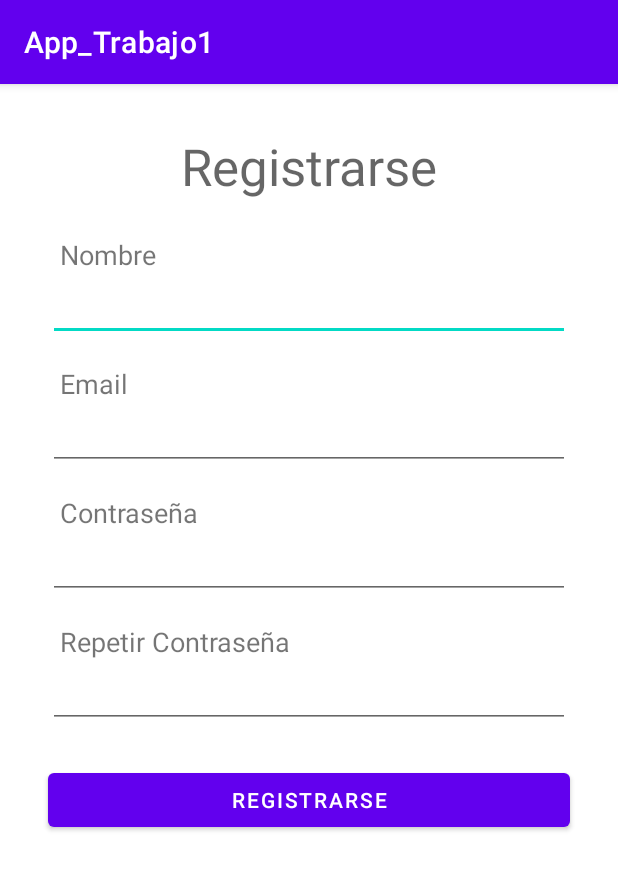
After one commit to RodrigoCapreDev/Grupo5_AplicacionesMoviles, an Android app: the RegisterActivity screen opened directly, with no data from a screen before it, on a phone screen of 412 x 824 dp. The commit adds this screen. Shown: the top 870 px of the screen. Run offline under Robolectric (Android 15) with nearby library versions, the phone set to English and light mode, and no system bars.

Commit message:
Se crean las pantallas de registrarse y principal

```diff
--- a/TP1/app/build.gradle.kts
+++ b/TP1/app/build.gradle.kts
@@ -40,6 +40,8 @@ dependencies {
     implementation(libs.androidx.core.ktx)
     implementation(libs.androidx.appcompat)
     implementation(libs.material)
+    implementation(libs.androidx.activity)
+    implementation(libs.androidx.constraintlayout)
     testImplementation(libs.junit)
     androidTestImplementation(libs.androidx.junit)
     androidTestImplementation(libs.androidx.espresso.core)
--- /dev/null
+++ b/TP1/app/src/main/java/com/grupo5/app1/RegisterActivity.kt
@@ -0,0 +1,61 @@
+package com.grupo5.app1
+
+import android.os.Bundle
+import androidx.activity.enableEdgeToEdge
+import androidx.appcompat.app.AppCompatActivity
+import androidx.core.view.ViewCompat
+import androidx.core.view.WindowInsetsCompat
+import android.widget.EditText
+import android.widget.Button
+import android.widget.Toast
+
+
+class RegisterActivity : AppCompatActivity() {
+
+    private lateinit var etNombre: EditText
+    private lateinit var etEmail: EditText
+    private lateinit var etPassword: EditText
+    private lateinit var etRepeatPassword: EditText
+    private lateinit var btnRegister: Button
+
+    override fun onCreate(savedInstanceState: Bundle?) {
+        super.onCreate(savedInstanceState)
+        setContentView(R.layout.activity_register)
+
+        etNombre = findViewById(R.id.etNombre)
+        etEmail = findViewById(R.id.etEmail)
+        etPassword = findViewById(R.id.etPassword)
+        etRepeatPassword = findViewById(R.id.etRepeatPassword)
+        btnRegister = findViewById(R.id.btnRegister)
+
+        btnRegister.setOnClickListener {
+            val nombre = etNombre.text.toString().trim()
+            val email = etEmail.text.toString().trim()
+            val password = etPassword.text.toString()
+            val repeatPassword = etRepeatPassword.text.toString()
+
+            if (nombre.isEmpty()) {
+                Toast.makeText(this, "Nombre no puede estar vacío", Toast.LENGTH_SHORT).show()
+                return@setOnClickListener
+            }
+
+            if (email.isEmpty()) {
+                Toast.makeText(this, "Email no puede estar vacío", Toast.LENGTH_SHORT).show()
+                return@setOnClickListener
+            }
+
+            if (password.length < 6) {
+                Toast.makeText(this, "La contraseña debe tener al menos 6 caracteres", Toast.LENGTH_SHORT).show()
+                return@setOnClickListener
+            }
+
+            if (password != repeatPassword) {
+                Toast.makeText(this, "Las contraseñas no coinciden", Toast.LENGTH_SHORT).show()
+                return@setOnClickListener
+            }
+
+            Toast.makeText(this, "Registro exitoso", Toast.LENGTH_SHORT).show()
+            finish()
+        }
+    }
+}
--- /dev/null
+++ b/TP1/app/src/main/res/layout/activity_register.xml
@@ -0,0 +1,127 @@
+<?xml version="1.0" encoding="utf-8"?>
+<androidx.constraintlayout.widget.ConstraintLayout xmlns:android="http://schemas.android.com/apk/res/android"
+    xmlns:app="http://schemas.android.com/apk/res-auto"
+    xmlns:tools="http://schemas.android.com/tools"
+    android:layout_width="match_parent"
+    android:layout_height="match_parent"
+    tools:context=".RegisterActivity">
+
+    <TextView
+        android:id="@+id/tvRegisterTitle"
+        android:layout_width="wrap_content"
+        android:layout_height="wrap_content"
+        android:text="Registrarse"
+        android:textAppearance="@style/TextAppearance.AppCompat.Display1"
+        app:layout_constraintTop_toTopOf="parent"
+        app:layout_constraintStart_toStartOf="parent"
+        app:layout_constraintEnd_toEndOf="parent"
+        android:layout_marginTop="32dp"/>
+
+    <TextView
+        android:id="@+id/tvNombreLabel"
+        android:layout_width="0dp"
+        android:layout_height="wrap_content"
+        android:text="Nombre"
+        android:textSize="18sp"
+        app:layout_constraintTop_toBottomOf="@id/tvRegisterTitle"
+        app:layout_constraintStart_toStartOf="parent"
+        app:layout_constraintEnd_toEndOf="parent"
+        android:layout_marginStart="40dp"
+        android:layout_marginEnd="40dp"
+        android:layout_marginTop="24dp"/>
+
+    <EditText
+        android:id="@+id/etNombre"
+        android:layout_width="0dp"
+        android:layout_height="wrap_content"
+        android:layout_marginStart="32dp"
+        android:layout_marginEnd="32dp"
+        app:layout_constraintEnd_toEndOf="parent"
+        app:layout_constraintStart_toStartOf="parent"
+        app:layout_constraintTop_toBottomOf="@id/tvNombreLabel" />
+
+    <TextView
+        android:id="@+id/tvEmailLabel"
+        android:layout_width="0dp"
+        android:layout_height="wrap_content"
+        android:text="Email"
+        android:textSize="18sp"
+        app:layout_constraintTop_toBottomOf="@id/etNombre"
+        app:layout_constraintStart_toStartOf="parent"
+        app:layout_constraintEnd_toEndOf="parent"
+        android:layout_marginStart="40dp"
+        android:layout_marginEnd="40dp"
+        android:layout_marginTop="16dp"/>
+
+    <EditText
+        android:id="@+id/etEmail"
+        android:layout_width="0dp"
+        android:layout_height="wrap_content"
+        android:layout_marginStart="32dp"
+        android:layout_marginEnd="32dp"
+        android:inputType="textEmailAddress"
+        app:layout_constraintEnd_toEndOf="parent"
+        app:layout_constraintStart_toStartOf="parent"
+        app:layout_constraintTop_toBottomOf="@id/tvEmailLabel" />
+
+    <TextView
+        android:id="@+id/tvPasswordLabel"
+        android:layout_width="0dp"
+        android:layout_height="wrap_content"
+        android:text="Contraseña"
+        android:textSize="18sp"
+        app:layout_constraintTop_toBottomOf="@id/etEmail"
+        app:layout_constraintStart_toStartOf="parent"
+        app:layout_constraintEnd_toEndOf="parent"
+        android:layout_marginStart="40dp"
+        android:layout_marginEnd="40dp"
+        android:layout_marginTop="16dp"/>
+
+    <EditText
+        android:id="@+id/etPassword"
+        android:layout_width="0dp"
+        android:layout_height="wrap_content"
+        android:layout_marginStart="32dp"
+        android:layout_marginEnd="32dp"
+        android:inputType="textPassword"
+        app:layout_constraintEnd_toEndOf="parent"
+        app:layout_constraintStart_toStartOf="parent"
+        app:layout_constraintTop_toBottomOf="@id/tvPasswordLabel" />
+
+    <TextView
+        android:id="@+id/tvRepeatPasswordLabel"
+        android:layout_width="0dp"
+        android:layout_height="wrap_content"
+        android:text="Repetir Contraseña"
+        android:textSize="18sp"
+        app:layout_constraintTop_toBottomOf="@id/etPassword"
+        app:layout_constraintStart_toStartOf="parent"
+        app:layout_constraintEnd_toEndOf="parent"
+        android:layout_marginStart="40dp"
+        android:layout_marginEnd="40dp"
+        android:layout_marginTop="16dp"/>
+
+    <EditText
+        android:id="@+id/etRepeatPassword"
+        android:layout_width="0dp"
+        android:layout_height="wrap_content"
+        android:layout_marginStart="32dp"
+        android:layout_marginEnd="32dp"
+        android:inputType="textPassword"
+        app:layout_constraintEnd_toEndOf="parent"
+        app:layout_constraintStart_toStartOf="parent"
+        app:layout_constraintTop_toBottomOf="@id/tvRepeatPasswordLabel" />
+
+    <Button
+        android:id="@+id/btnRegister"
+        android:layout_width="0dp"
+        android:layout_height="wrap_content"
+        android:text="Registrarse"
+        android:layout_marginTop="24dp"
+        app:layout_constraintTop_toBottomOf="@id/etRepeatPassword"
+        app:layout_constraintStart_toStartOf="parent"
+        app:layout_constraintEnd_toEndOf="parent"
+        android:layout_marginStart="32dp"
+        android:layout_marginEnd="32dp"/>
+
+</androidx.constraintlayout.widget.ConstraintLayout>
--- a/TP1/gradle.properties
+++ b/TP1/gradle.properties
@@ -21,3 +21,4 @@ kotlin.code.style=official
 # resources declared in the library itself and none from the library's dependencies,
 # thereby reducing the size of the R class for that library
 android.nonTransitiveRClass=true
+android.overridePathCheck=true
--- a/TP1/gradle/libs.versions.toml
+++ b/TP1/gradle/libs.versions.toml
@@ -7,6 +7,8 @@ junitVersion = "1.2.1"
 espressoCore = "3.6.1"
 appcompat = "1.7.0"
 material = "1.12.0"
+activity = "1.10.1"
+constraintlayout = "2.1.4"
 
 [libraries]
 androidx-core-ktx = { group = "androidx.core", name = "core-ktx", version.ref = "coreKtx" }
@@ -15,6 +17,8 @@ androidx-junit = { group = "androidx.test.ext", name = "junit", version.ref = "j
 androidx-espresso-core = { group = "androidx.test.espresso", name = "espresso-core", version.ref = "espressoCore" }
 androidx-appcompat = { group = "androidx.appcompat", name = "appcompat", version.ref = "appcompat" }
 material = { group = "com.google.android.material", name = "material", version.ref = "material" }
+androidx-activity = { group = "androidx.activity", name = "activity", version.ref = "activity" }
+androidx-constraintlayout = { group = "androidx.constraintlayout", name = "constraintlayout", version.ref = "constraintlayout" }
 
 [plugins]
 android-application = { id = "com.android.application", version.ref = "agp" }
```
Also changed, not shown: TP1/app/src/main/AndroidManifest.xml (+9 -3 lines), TP1/app/src/main/java/com/grupo5/app1/BienvenidaActivity.kt (added, +16 -0 lines), TP1/app/src/main/java/com/grupo5/app1/MainActivity.kt (+32 -1 lines), TP1/app/src/main/res/layout/activity_bienvenida.xml (added, +22 -0 lines), TP1/app/src/main/res/layout/activity_main.xml (+5 -5 lines), 1 other file.
